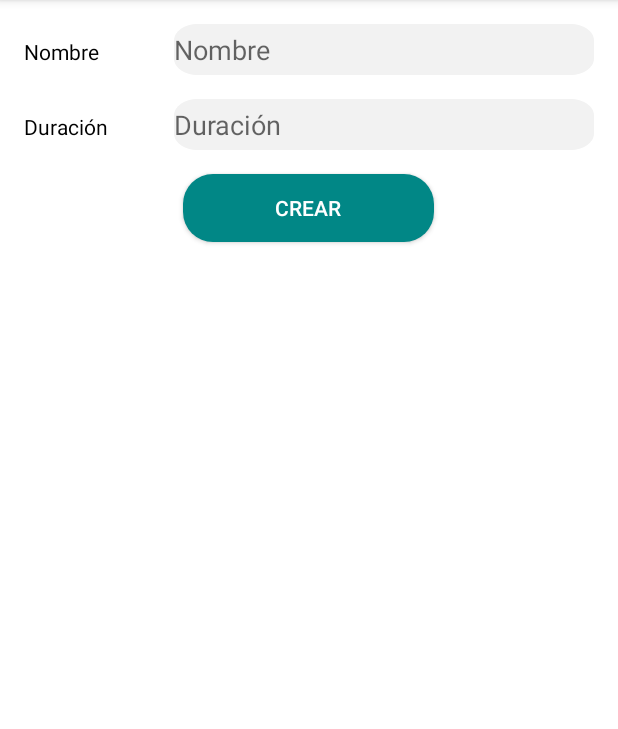
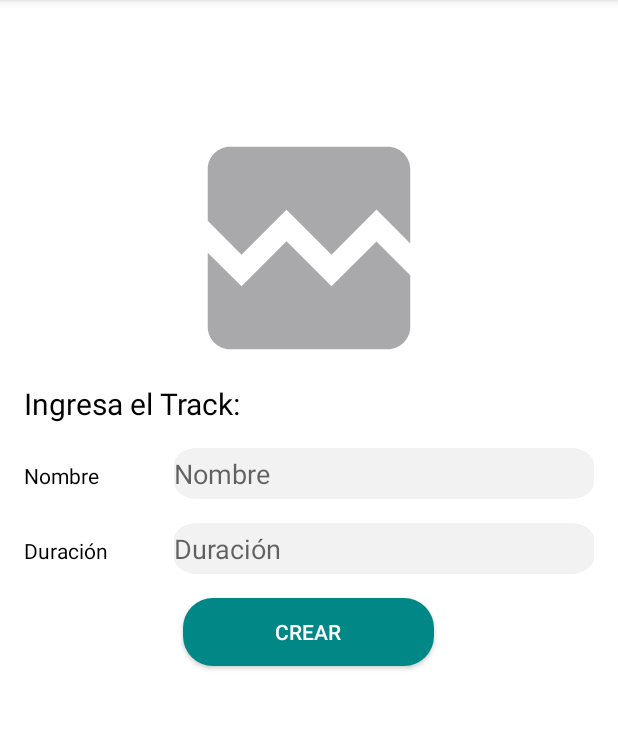
Before and after one commit to WillyBallesteros/MISW-4203-ISAM, an Android app built with Jetpack Compose: the fragment AlbumAddTrackFragment shown on its own in the app's theme, on a phone screen of 412 x 824 dp, the part 84-813 px from its top. Run offline under Robolectric (Android 15) with nearby library versions, the phone set to English and light mode, and no system bars; network calls fail; pictures from the network do not load.

Commit message:
HU-80/Agregar diseno segun mockup

```diff
--- a/AndroidApp/app/src/main/java/com/example/vinyls_equipo_16/ui/AlbumAddTrackFragment.kt
+++ b/AndroidApp/app/src/main/java/com/example/vinyls_equipo_16/ui/AlbumAddTrackFragment.kt
@@ -126,10 +126,32 @@ class AlbumAddTrackFragment : Fragment() {
         dialog.show()
     }
 
-    override fun onDestroyView() {
-        super.onDestroyView()
-        _binding = null
+    @SuppressLint("SimpleDateFormat")
+    @Deprecated("Deprecated in Java")
+    override fun onActivityCreated(savedInstanceState: Bundle?) {
+
+        super.onActivityCreated(savedInstanceState)
+        val activity = requireNotNull(this.activity) {
+        }
+        activity.actionBar?.title = getString(R.string.title_addTrack)
+        val albumName = arguments?.getString("name")
+        val cover = arguments?.getString("cover")
+
+            binding.albumName.text = albumName
+
+            Glide.with(this)
+                .load(cover?.toUri()?.buildUpon()?.scheme("https")?.build())
+                .apply(
+                    RequestOptions()
+                        .placeholder(R.drawable.loading_animation)
+
+                        .error(R.drawable.ic_broken_image)
+                )
+                .into(binding.albumCover)
+        }
+
+        override fun onDestroyView() {
+            super.onDestroyView()
+            _binding = null
+        }
     }
-
-
-}
--- a/AndroidApp/app/src/main/java/com/example/vinyls_equipo_16/ui/AlbumDetailFragment.kt
+++ b/AndroidApp/app/src/main/java/com/example/vinyls_equipo_16/ui/AlbumDetailFragment.kt
@@ -99,6 +99,7 @@ class AlbumDetailFragment : Fragment() {
             binding.recordLabel.text = it.recordLabel
             binding.description.text = it.description
             bundle.putString("cover", it.cover)
+            bundle.putString("name", it.name)
 
 
             viewModelAdapter!!.tracks = it.tracks
--- a/AndroidApp/app/src/main/res/layout/album_add_track_fragment.xml
+++ b/AndroidApp/app/src/main/res/layout/album_add_track_fragment.xml
@@ -22,9 +22,47 @@
                 android:layout_width="match_parent"
                 android:layout_height="wrap_content"
                 android:orientation="horizontal"
+                android:padding="16dp">
+
+                <TextView
+                    android:id="@+id/album_name"
+                    android:layout_width="wrap_content"
+                    android:layout_height="wrap_content"
+                    android:textAppearance="?attr/textAppearanceHeadline6"
+                    android:textStyle="bold" />
+
+            </LinearLayout>
+
+            <ImageView
+                android:layout_width="match_parent"
+                android:layout_height="180dp"
+                android:adjustViewBounds="true"
+                android:scaleType="fitCenter"
+                android:id="@+id/album_cover"
+                android:contentDescription="@string/album_item_content_descriptor" />
+
+
+
+            <LinearLayout
+                android:layout_width="match_parent"
+                android:layout_height="wrap_content"
+                android:orientation="horizontal"
                 android:layout_marginBottom="16dp">
                 <TextView
-                    android:id="@+id/labelTrackName"
+                    android:id="@+id/textView8"
+                    android:layout_width="wrap_content"
+                    android:layout_height="wrap_content"
+                    android:textColor="@color/black"
+                    android:textSize="20sp"
+                    android:text="@string/label_add_track" />
+            </LinearLayout>
+            <LinearLayout
+                android:layout_width="match_parent"
+                android:layout_height="wrap_content"
+                android:orientation="horizontal"
+                android:layout_marginBottom="16dp">
+                <TextView
+                    android:id="@+id/label_track_name"
                     android:layout_width="100dp"
                     android:layout_height="wrap_content"
                     android:text="@string/name"
@@ -48,7 +86,7 @@
                     android:id="@+id/labelTrackDuration"
                     android:layout_width="100dp"
                     android:layout_height="wrap_content"
-                    android:text="@string/labelTrackDuration"
+                    android:text="@string/label_track_duration"
                     style="@style/labelTextNew" />
                 <EditText
                     android:id="@+id/textTrackDuration"
--- a/AndroidApp/app/src/main/res/values/strings.xml
+++ b/AndroidApp/app/src/main/res/values/strings.xml
@@ -4,6 +4,7 @@
     <string name="title_musicians">Artistas</string>
     <string name="title_collectors">Coleccionistas</string>
     <string name="title_comments">Comentarios del álbum</string>
+    <string name="title_addTrack">Agregar track a álbum</string>
     <!-- TODO: Remove or change this placeholder text -->
     <string name="album_detail_title">Detalle Álbum</string>
     <string name="album_detail_name">Nombre:</string>
@@ -105,9 +106,10 @@
     <!-- TODO: Remove or change this placeholder text -->
     <string name="hello_blank_fragment">Hello blank fragment</string>
 
-    <string name="labelTrackName">Nombre</string>
+    <string name="label_track_name">Nombre</string>
     <string name="album_add_track_fragment_autofillHints_name">Nombre</string>
-    <string name="labelTrackDuration">Duración</string>
+    <string name="label_track_duration">Duración</string>
     <string name="album_add_track_fragment_autofillHints_duration">Duración</string>
+    <string name="label_add_track">Ingresa el Track:</string>
 
 </resources>
```
